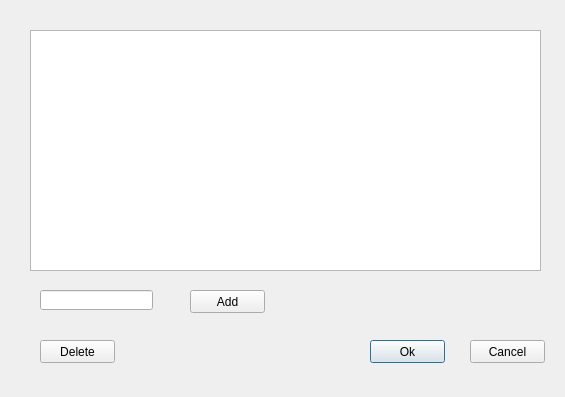
First picture: the form in subwindows/attribute.ui, repository ButtNaked/DBprom2, before the edit.
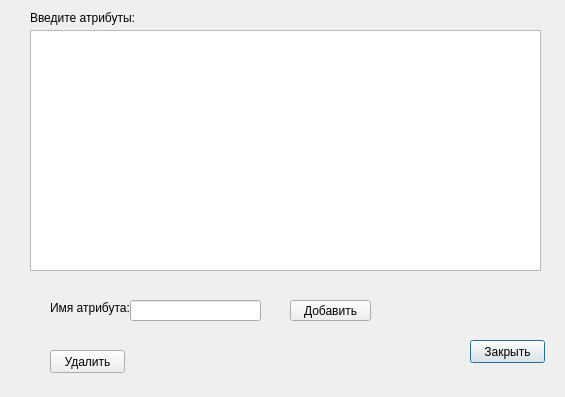
Second picture: the form after the edit.

The edit to the form file:
```diff
--- a/subwindows/attribute.ui
+++ b/subwindows/attribute.ui
@@ -10,22 +10,21 @@
     <height>397</height>
    </rect>
   </property>
+  <property name="minimumSize">
+   <size>
+    <width>565</width>
+    <height>397</height>
+   </size>
+  </property>
+  <property name="maximumSize">
+   <size>
+    <width>565</width>
+    <height>397</height>
+   </size>
+  </property>
   <property name="windowTitle">
    <string>Dialog</string>
   </property>
-  <widget class="QPushButton" name="saveButton">
-   <property name="geometry">
-    <rect>
-     <x>370</x>
-     <y>340</y>
-     <width>75</width>
-     <height>23</height>
-    </rect>
-   </property>
-   <property name="text">
-    <string>Ok</string>
-   </property>
-  </widget>
   <widget class="QPushButton" name="pushButton_2">
    <property name="geometry">
     <rect>
@@ -36,7 +35,69 @@
     </rect>
    </property>
    <property name="text">
-    <string>Cancel</string>
+    <string>Закрыть</string>
+   </property>
+  </widget>
+  <widget class="QLineEdit" name="lineEdit">
+   <property name="geometry">
+    <rect>
+     <x>130</x>
+     <y>300</y>
+     <width>131</width>
+     <height>21</height>
+    </rect>
+   </property>
+  </widget>
+  <widget class="QPushButton" name="addAttrButton">
+   <property name="geometry">
+    <rect>
+     <x>290</x>
+     <y>300</y>
+     <width>81</width>
+     <height>21</height>
+    </rect>
+   </property>
+   <property name="text">
+    <string>Добавить</string>
+   </property>
+  </widget>
+  <widget class="QPushButton" name="delAttrButton">
+   <property name="geometry">
+    <rect>
+     <x>50</x>
+     <y>350</y>
+     <width>75</width>
+     <height>23</height>
+    </rect>
+   </property>
+   <property name="text">
+    <string>Удалить</string>
+   </property>
+  </widget>
+  <widget class="QLabel" name="label">
+   <property name="geometry">
+    <rect>
+     <x>50</x>
+     <y>300</y>
+     <width>81</width>
+     <height>16</height>
+    </rect>
+   </property>
+   <property name="text">
+    <string>Имя атрибута:</string>
+   </property>
+  </widget>
+  <widget class="QLabel" name="label_2">
+   <property name="geometry">
+    <rect>
+     <x>30</x>
+     <y>10</y>
+     <width>151</width>
+     <height>16</height>
+    </rect>
+   </property>
+   <property name="text">
+    <string>Введите атрибуты:</string>
    </property>
   </widget>
   <widget class="QListWidget" name="listWidget">
@@ -49,42 +110,14 @@
     </rect>
    </property>
   </widget>
-  <widget class="QLineEdit" name="lineEdit">
-   <property name="geometry">
-    <rect>
-     <x>40</x>
-     <y>290</y>
-     <width>113</width>
-     <height>20</height>
-    </rect>
-   </property>
-  </widget>
-  <widget class="QPushButton" name="addAttrButton">
-   <property name="geometry">
-    <rect>
-     <x>190</x>
-     <y>290</y>
-     <width>75</width>
-     <height>23</height>
-    </rect>
-   </property>
-   <property name="text">
-    <string>Add</string>
-   </property>
-  </widget>
-  <widget class="QPushButton" name="delAttrButton">
-   <property name="geometry">
-    <rect>
-     <x>40</x>
-     <y>340</y>
-     <width>75</width>
-     <height>23</height>
-    </rect>
-   </property>
-   <property name="text">
-    <string>Delete</string>
-   </property>
-  </widget>
+  <zorder>pushButton_2</zorder>
+  <zorder>listWidget</zorder>
+  <zorder>lineEdit</zorder>
+  <zorder>addAttrButton</zorder>
+  <zorder>delAttrButton</zorder>
+  <zorder>label</zorder>
+  <zorder>listWidget</zorder>
+  <zorder>label_2</zorder>
  </widget>
  <resources/>
  <connections/>
```
